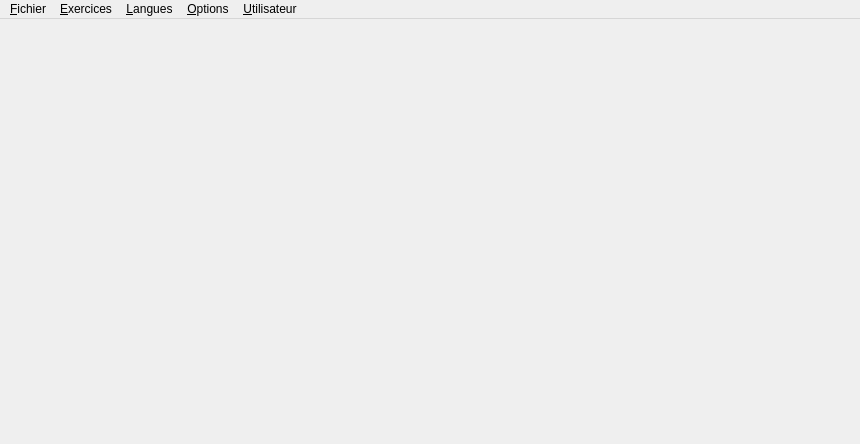
Before: the Qt Designer form mainwindow.ui in Txikilinux/leterrier-mulot, drawn with Qt 5.
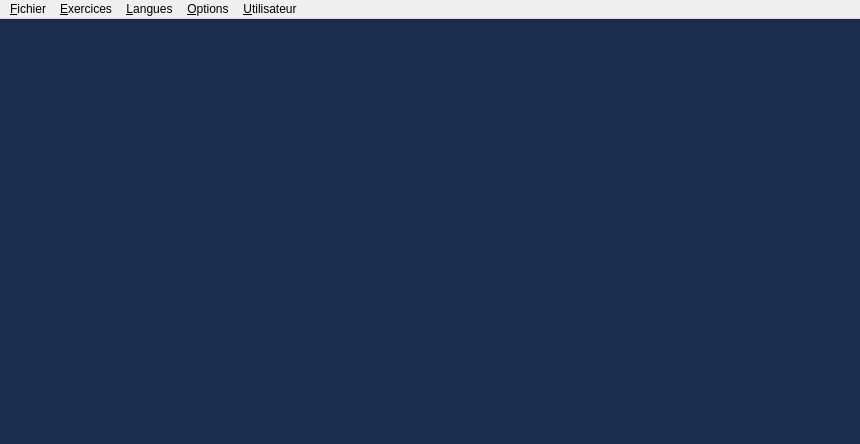
After: the same form once the commit is applied. Custom widgets are drawn as their Qt base class.

Commit message: corrige la couleur de fond + nouvelle image de fond (survol & laby)

Patch:
```diff
--- a/mainwindow.ui
+++ b/mainwindow.ui
@@ -12,7 +12,9 @@
   </property>
   <widget class="QWidget" name="centralWidget">
    <property name="styleSheet">
-    <string notr="true"/>
+    <string notr="true">QWidget #centralWidget {
+  background-color: #1d2d4f;
+}</string>
    </property>
    <layout class="QGridLayout" name="gridLayout">
     <property name="margin">
```
The commit also changes 1 other file.
